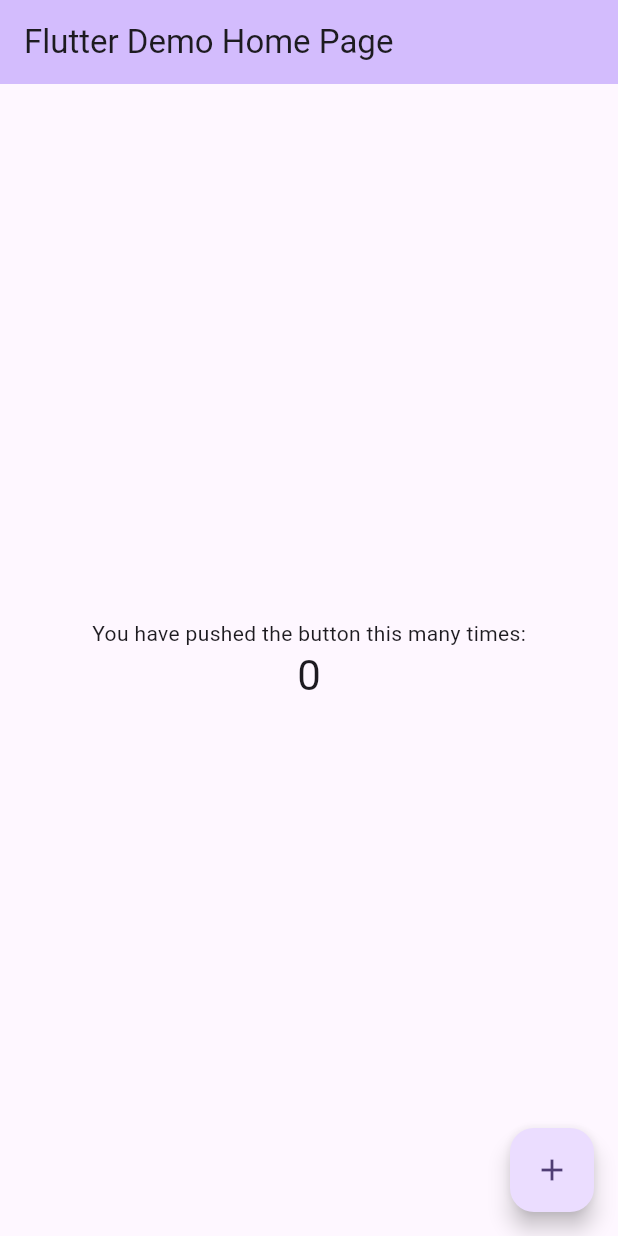
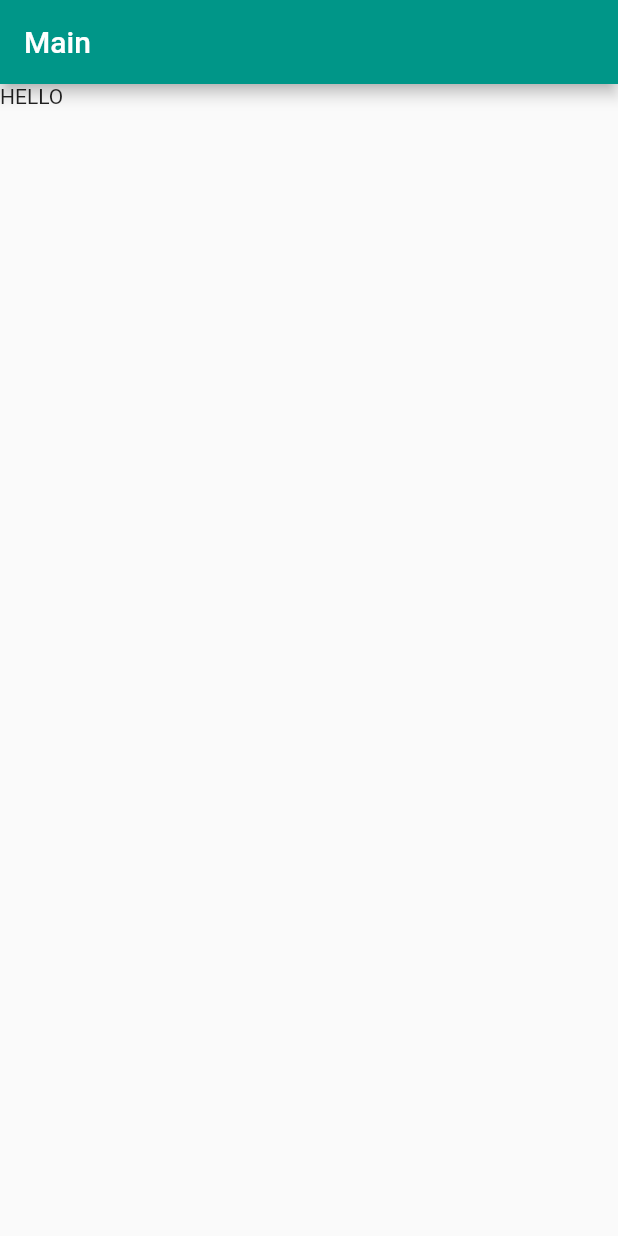
Before and after one commit to ComWhaT1/my_app, a Flutter app: the screen it shows after launch, on a phone screen of 412 x 824 dp. Run offline on Flutter 3.47's test engine with Material 2 defaults, Android fonts, the phone set to English and light mode, and no system bars.

Commit message:
หน้าแรก1

```diff
--- a/lib/main.dart
+++ b/lib/main.dart
@@ -1,125 +1,23 @@
 import 'package:flutter/material.dart';
-// คำสั่ง import
+
 void main() {
-  runApp(const MyApp());
+  runApp(
+    MaterialApp(
+      theme: ThemeData(
+        primarySwatch: Colors.teal,
+        // brightness: Brightness.dark,
+
+      ),
+      title: "My Home",
+      home: Scaffold(
+        appBar: AppBar(
+          title: Text("Main"),
+        ),
+        body: Text("HELLO"),
+      ),
+      debugShowCheckedModeBanner: false,
+
+
+    ),
+  );
 }
-
-class MyApp extends StatelessWidget {
-  const MyApp({super.key});
-
-  // This widget is the root of your application.
-  @override
-  Widget build(BuildContext context) {
-    return MaterialApp(
-      title: 'Flutter Demo',
-      theme: ThemeData(
-        // This is the theme of your application.
-        //
-        // TRY THIS: Try running your application with "flutter run". You'll see
-        // the application has a blue toolbar. Then, without quitting the app,
-        // try changing the seedColor in the colorScheme below to Colors.green
-        // and then invoke "hot reload" (save your changes or press the "hot
-        // reload" button in a Flutter-supported IDE, or press "r" if you used
-        // the command line to start the app).
-        //
-        // Notice that the counter didn't reset back to zero; the application
-        // state is not lost during the reload. To reset the state, use hot
-        // restart instead.
-        //
-        // This works for code too, not just values: Most code changes can be
-        // tested with just a hot reload.
-        colorScheme: ColorScheme.fromSeed(seedColor: Colors.deepPurple),
-        useMaterial3: true,
-      ),
-      home: const MyHomePage(title: 'Flutter Demo Home Page'),
-    );
-  }
-}
-
-class MyHomePage extends StatefulWidget {
-  const MyHomePage({super.key, required this.title});
-
-  // This widget is the home page of your application. It is stateful, meaning
-  // that it has a State object (defined below) that contains fields that affect
-  // how it looks.
-
-  // This class is the configuration for the state. It holds the values (in this
-  // case the title) provided by the parent (in this case the App widget) and
-  // used by the build method of the State. Fields in a Widget subclass are
-  // always marked "final".
-
-  final String title;
-
-  @override
-  State<MyHomePage> createState() => _MyHomePageState();
-}
-
-class _MyHomePageState extends State<MyHomePage> {
-  int _counter = 0;
-
-  void _incrementCounter() {
-    setState(() {
-      // This call to setState tells the Flutter framework that something has
-      // changed in this State, which causes it to rerun the build method below
-      // so that the display can reflect the updated values. If we changed
-      // _counter without calling setState(), then the build method would not be
-      // called again, and so nothing would appear to happen.
-      _counter++;
-    });
-  }
-
-  @override
-  Widget build(BuildContext context) {
-    // This method is rerun every time setState is called, for instance as done
-    // by the _incrementCounter method above.
-    //
-    // The Flutter framework has been optimized to make rerunning build methods
-    // fast, so that you can just rebuild anything that needs updating rather
-    // than having to individually change instances of widgets.
-    return Scaffold(
-      appBar: AppBar(
-        // TRY THIS: Try changing the color here to a specific color (to
-        // Colors.amber, perhaps?) and trigger a hot reload to see the AppBar
-        // change color while the other colors stay the same.
-        backgroundColor: Theme.of(context).colorScheme.inversePrimary,
-        // Here we take the value from the MyHomePage object that was created by
-        // the App.build method, and use it to set our appbar title.
-        title: Text(widget.title),
-      ),
-      body: Center(
-        // Center is a layout widget. It takes a single child and positions it
-        // in the middle of the parent.
-        child: Column(
-          // Column is also a layout widget. It takes a list of children and
-          // arranges them vertically. By default, it sizes itself to fit its
-          // children horizontally, and tries to be as tall as its parent.
-          //
-          // Column has various properties to control how it sizes itself and
-          // how it positions its children. Here we use mainAxisAlignment to
-          // center the children vertically; the main axis here is the vertical
-          // axis because Columns are vertical (the cross axis would be
-          // horizontal).
-          //
-          // TRY THIS: Invoke "debug painting" (choose the "Toggle Debug Paint"
-          // action in the IDE, or press "p" in the console), to see the
-          // wireframe for each widget.
-          mainAxisAlignment: MainAxisAlignment.center,
-          children: <Widget>[
-            const Text(
-              'You have pushed the button this many times:',
-            ),
-            Text(
-              '$_counter',
-              style: Theme.of(context).textTheme.headlineMedium,
-            ),
-          ],
-        ),
-      ),
-      floatingActionButton: FloatingActionButton(
-        onPressed: _incrementCounter,
-        tooltip: 'Increment',
-        child: const Icon(Icons.add),
-      ), // This trailing comma makes auto-formatting nicer for build methods.
-    );
-  }
-}
```
